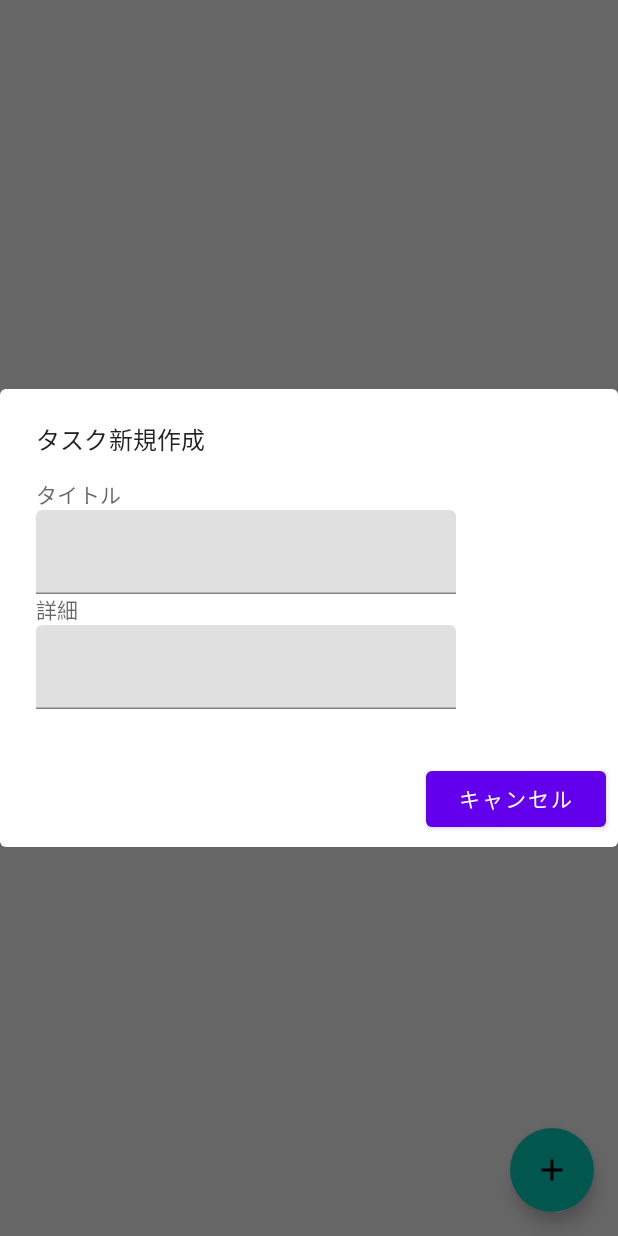
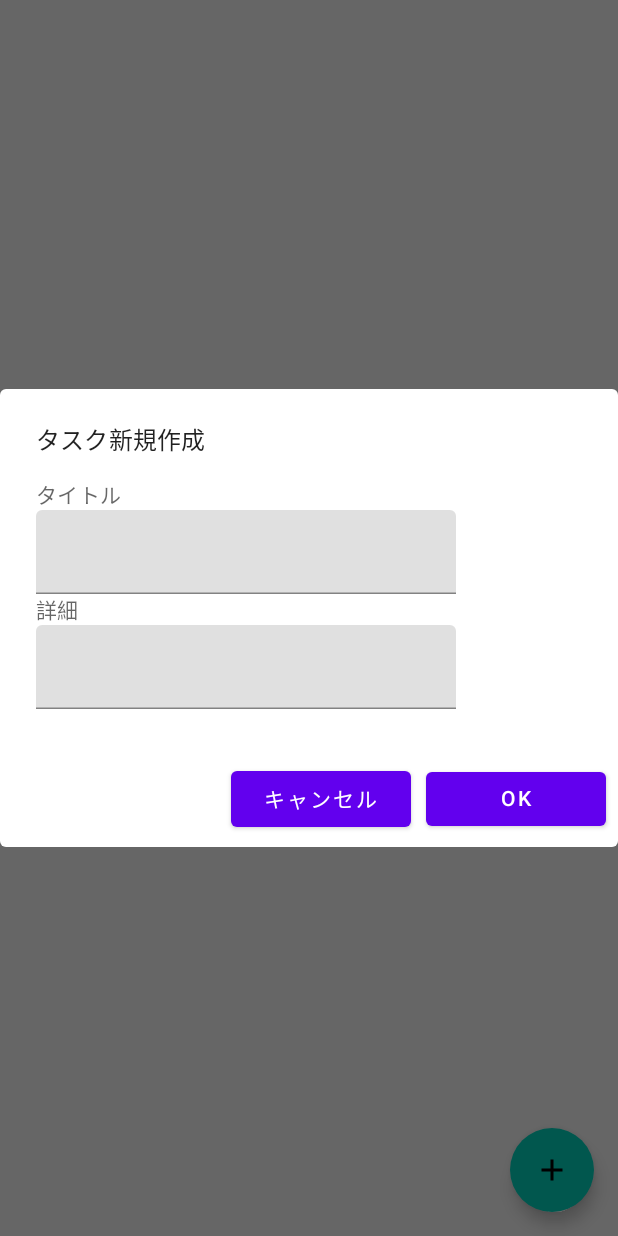
Before and after one commit to soleil-colza/JetToDo, an Android app built with Jetpack Compose: the screen it shows after launch (MainActivity), on a phone screen of 412 x 824 dp. Run offline under Robolectric (Android 15) with nearby library versions, the phone set to English and light mode, and no system bars; our stand-ins replace Dagger/Hilt's generated code.

Commit message:
implemented the OK button in the Edit Dialog

```diff
--- a/app/src/main/java/com/example/myapplication/components/EditDialog.kt
+++ b/app/src/main/java/com/example/myapplication/components/EditDialog.kt
@@ -34,6 +34,10 @@ fun EditDialog() {
                 Button(modifier = Modifier.width(120.dp), onClick = { /*TODO*/ }) {
                     Text(text = "キャンセル")
                 }
+                Spacer(modifier = Modifier.width(10.dp))
+                Button(modifier = Modifier.width(120.dp), onClick = { /*TODO*/ }) {
+                    Text(text = "OK")
+                }
             }
         }
     )
```
